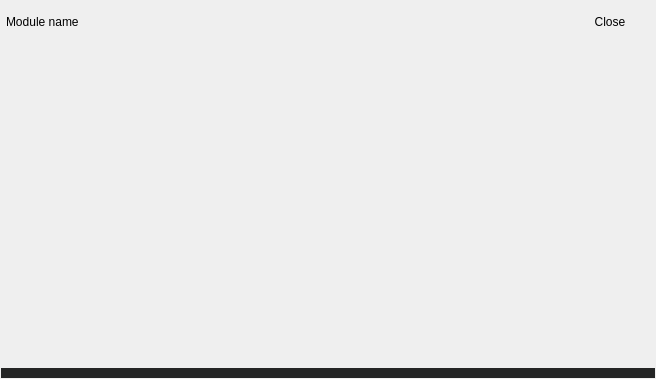
Old version of the form dashboarditem.ui in the repository Bragaman/DragableDashboard.
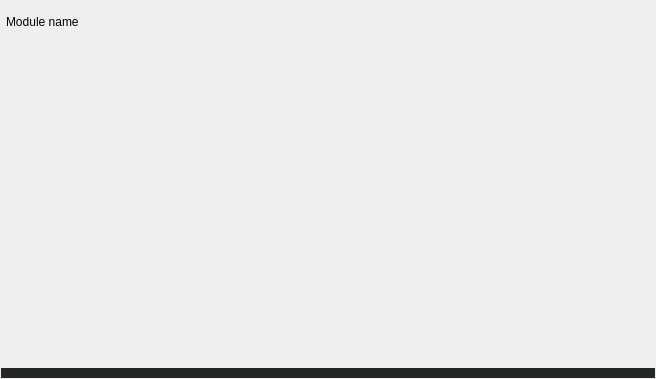
New version of the form.

Commit message: fix size of close btn

Patch:
```diff
--- a/dashboarditem.ui
+++ b/dashboarditem.ui
@@ -112,11 +112,23 @@
       </item>
       <item>
        <widget class="QPushButton" name="btnClose">
+        <property name="minimumSize">
+         <size>
+          <width>32</width>
+          <height>32</height>
+         </size>
+        </property>
+        <property name="maximumSize">
+         <size>
+          <width>32</width>
+          <height>32</height>
+         </size>
+        </property>
         <property name="cursor">
          <cursorShape>PointingHandCursor</cursorShape>
         </property>
         <property name="text">
-         <string>Close</string>
+         <string/>
         </property>
         <property name="flat">
          <bool>true</bool>
```
The commit also changes 1 other file.
